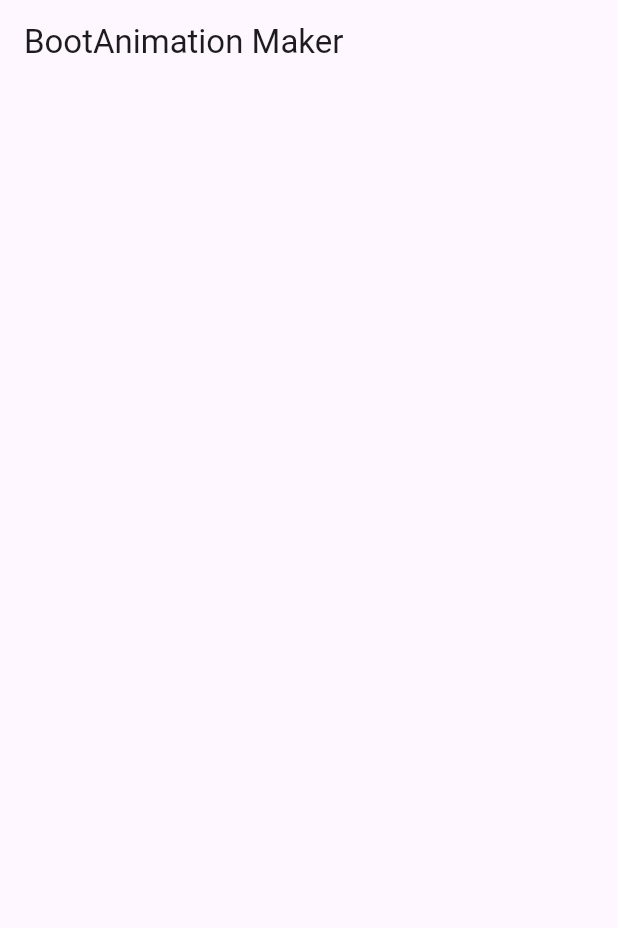
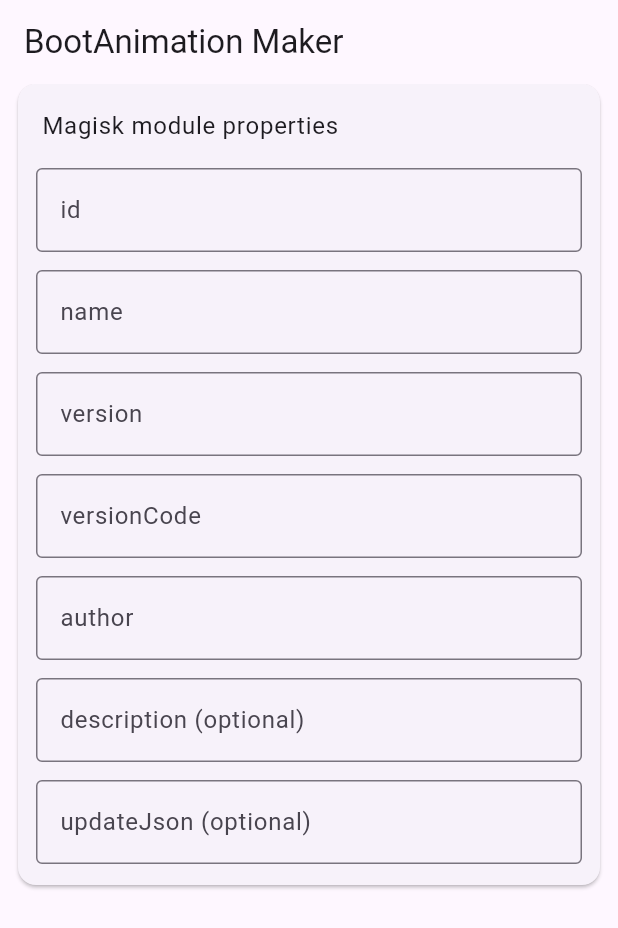
Before and after one commit to StaticReflection/BootAnimationMaker, a Flutter app: the screen it shows after launch, on a phone screen of 412 x 824 dp. Shown: the top 928 px of the screen. Run offline on Flutter 3.47's test engine with Material 3 defaults, Android fonts, the phone set to English and light mode, and no system bars; our stand-ins replace get; generated files the repository leaves out were written again.

Commit message:
feat(ui): add Magisk module property configuration interface

```diff
--- a/lib/app/core/values/languages/app_en.arb
+++ b/lib/app/core/values/languages/app_en.arb
@@ -1,3 +1,4 @@
 {
-  "@@locale": "en"
+  "@@locale": "en",
+  "magiskModuleProperties": "Magisk module properties"
 }
--- a/lib/app/core/values/languages/app_zh.arb
+++ b/lib/app/core/values/languages/app_zh.arb
@@ -1,3 +1,4 @@
 {
-  "@@locale": "zh"
+  "@@locale": "zh",
+  "magiskModuleProperties": "Magisk模块属性"
 }
--- /dev/null
+++ b/lib/app/data/models/magisk_module_properties.dart
@@ -0,0 +1,18 @@
+class MagiskModuleProperties {
+  String id;
+  String name;
+  String version;
+  int versionCode;
+  String author;
+  String description;
+  String updateJson;
+  MagiskModuleProperties(
+    this.id,
+    this.name,
+    this.version,
+    this.versionCode,
+    this.author,
+    this.description,
+    this.updateJson,
+  );
+}
--- a/lib/app/modules/home/page.dart
+++ b/lib/app/modules/home/page.dart
@@ -1,7 +1,9 @@
+import 'package:flutter/material.dart';
+import 'package:get/get.dart';
+
 import 'package:bootanimation_maker/app/core/values/constants/app_info.dart';
 import 'package:bootanimation_maker/app/modules/home/controller.dart';
-import 'package:flutter/material.dart';
-import 'package:get/get.dart';
+import 'package:bootanimation_maker/app/modules/home/widgets/magisk_module_properties.dart';
 
 class HomePage extends GetView<HomePageController> {
   const HomePage({super.key});
@@ -10,6 +12,16 @@
   Widget build(BuildContext context) {
     return Scaffold(
       appBar: AppBar(title: const Text(AppInfoConstant.appName)),
+      body: const Padding(
+        padding: EdgeInsets.only(left: 12, right: 12),
+        child: SingleChildScrollView(
+          child: Column(
+            children: [
+              MagiskModulePropertiesWidget(),
+            ],
+          ),
+        ),
+      ),
     );
   }
 }
--- /dev/null
+++ b/lib/app/modules/home/widgets/magisk_module_properties.dart
@@ -0,0 +1,59 @@
+import 'package:flutter/material.dart';
+import 'package:flutter_gen/gen_l10n/app_localizations.dart';
+
+class MagiskModulePropertiesWidget extends StatelessWidget {
+  const MagiskModulePropertiesWidget({super.key});
+
+  @override
+  Widget build(BuildContext context) {
+    return Card(
+      margin: const EdgeInsets.all(0),
+      child: Column(
+        children: [
+          ListTile(
+            title: Text(AppLocalizations.of(context)!.magiskModuleProperties),
+          ),
+          const Padding(
+            padding: EdgeInsets.only(left: 12, right: 12),
+            child: Wrap(
+              runSpacing: 12.0,
+              children: [
+                TextField(
+                  decoration: InputDecoration(
+                      border: OutlineInputBorder(), labelText: 'id'),
+                ),
+                TextField(
+                  decoration: InputDecoration(
+                      border: OutlineInputBorder(), labelText: 'name'),
+                ),
+                TextField(
+                  decoration: InputDecoration(
+                      border: OutlineInputBorder(), labelText: 'version'),
+                ),
+                TextField(
+                  decoration: InputDecoration(
+                      border: OutlineInputBorder(), labelText: 'versionCode'),
+                ),
+                TextField(
+                  decoration: InputDecoration(
+                      border: OutlineInputBorder(), labelText: 'author'),
+                ),
+                TextField(
+                  decoration: InputDecoration(
+                      border: OutlineInputBorder(),
+                      labelText: 'description (optional)'),
+                ),
+                TextField(
+                  decoration: InputDecoration(
+                      border: OutlineInputBorder(),
+                      labelText: 'updateJson (optional)'),
+                ),
+                SizedBox(height: 2.0, width: double.infinity),
+              ],
+            ),
+          ),
+        ],
+      ),
+    );
+  }
+}
```
